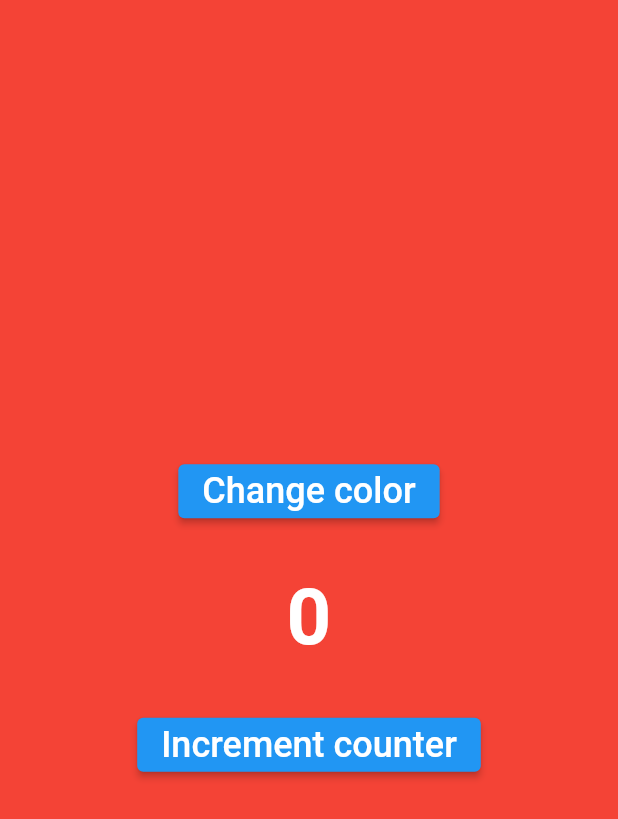
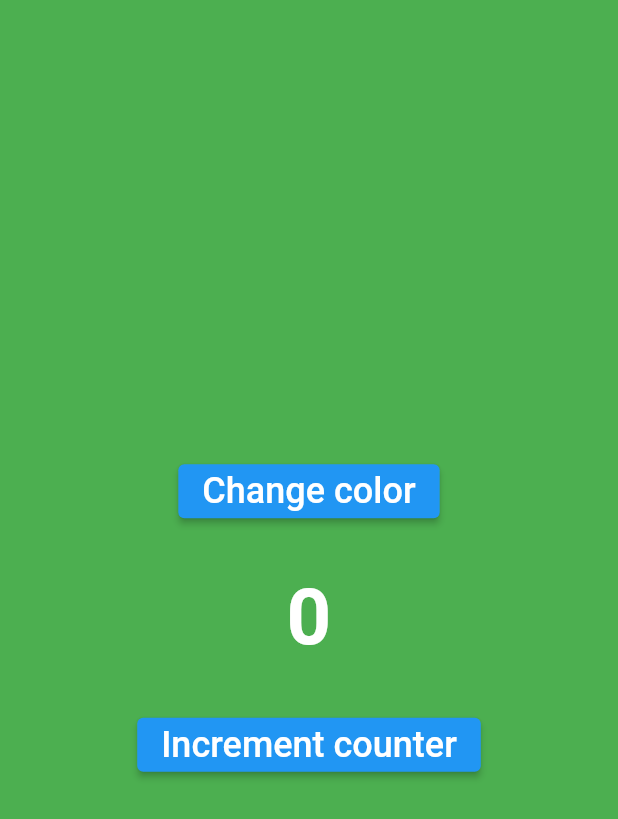
Before and after one commit to LukaszWalencik/bloc2bloc, a Flutter app: the screen it shows after launch, after a tap on "Change color", on a phone screen of 412 x 824 dp. Shown: the top 819 px of the screen. Run offline on Flutter 3.47's test engine with Material 2 defaults, Android fonts, the phone set to English and light mode, and no system bars; our stand-ins replace bloc, equatable, flutter_bloc.

Commit message:
Implement blocs in main page
and add at the end of statement event runner

```diff
--- a/lib/blocs/counter/counter_bloc.dart
+++ b/lib/blocs/counter/counter_bloc.dart
@@ -24,6 +24,7 @@ class CounterBloc extends Bloc<CounterEvent, CounterState> {
         incrementSize = 100;
       } else if (colorState.color == Colors.black) {
         incrementSize = -100;
+        add(ChangeCounterEvent());
       }
     });
 
--- a/lib/main.dart
+++ b/lib/main.dart
@@ -19,7 +19,7 @@ class MyApp extends StatelessWidget {
           create: (context) => ColorBloc(),
         ),
         BlocProvider(
-          create: (context) => CounterBloc(),
+          create: (context) => CounterBloc(context.read<ColorBloc>()),
         ),
       ],
       child: MaterialApp(
@@ -36,20 +36,22 @@ class HomePage extends StatelessWidget {
   @override
   Widget build(BuildContext context) {
     return Scaffold(
-      backgroundColor: Colors.red,
+      backgroundColor: context.watch<ColorBloc>().state.color,
       body: Center(
         child: Column(
           mainAxisAlignment: MainAxisAlignment.center,
           children: [
             ElevatedButton(
-                onPressed: () {},
+                onPressed: () {
+                  context.read<ColorBloc>().add(ChangeColorEvent());
+                },
                 child: const Text(
                   'Change color',
                   style: TextStyle(fontSize: 24),
                 )),
             const SizedBox(height: 30),
-            const Text(
-              '0',
+            Text(
+              '${context.watch<CounterBloc>().state.counter}',
               style: TextStyle(
                   fontSize: 52,
                   fontWeight: FontWeight.bold,
@@ -57,7 +59,9 @@ class HomePage extends StatelessWidget {
             ),
             const SizedBox(height: 30),
             ElevatedButton(
-                onPressed: () {},
+                onPressed: () {
+                  context.read<CounterBloc>().add(ChangeCounterEvent());
+                },
                 child: const Text(
                   'Increment counter',
                   style: TextStyle(fontSize: 24),
```
